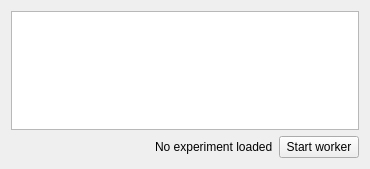
GeneCraft/GeneCraft-Project, file src/genelab/core/ui/widgets/experiments/workerctrl.ui: the form before one commit.
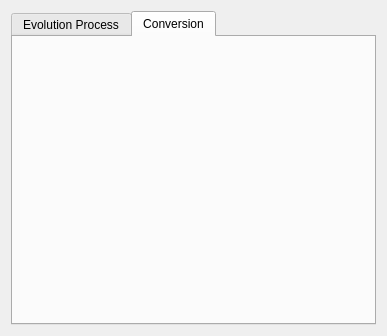
The form after the commit.

Commit message: conversion from an experiment to another one

Patch:
```diff
--- a/src/genelab/core/ui/widgets/experiments/workerctrl.ui
+++ b/src/genelab/core/ui/widgets/experiments/workerctrl.ui
@@ -6,8 +6,8 @@
    <rect>
     <x>0</x>
     <y>0</y>
-    <width>370</width>
-    <height>169</height>
+    <width>387</width>
+    <height>336</height>
    </rect>
   </property>
   <property name="windowTitle">
@@ -15,6 +15,16 @@
   </property>
   <layout class="QVBoxLayout" name="verticalLayout">
    <item>
+    <widget class="QTabWidget" name="tbWorkerType">
+     <property name="currentIndex">
+      <number>1</number>
+     </property>
+     <widget class="QWidget" name="tbSolutions">
+      <attribute name="title">
+       <string>Evolution Process</string>
+      </attribute>
+      <layout class="QVBoxLayout" name="verticalLayout_2">
+       <item>
     <widget class="QTextEdit" name="txtOut"/>
    </item>
    <item>
@@ -47,6 +57,20 @@
       </widget>
      </item>
     </layout>
+       </item>
+      </layout>
+     </widget>
+     <widget class="QWidget" name="tbConversion">
+      <attribute name="title">
+       <string>Conversion</string>
+      </attribute>
+      <layout class="QVBoxLayout" name="verticalLayout_3">
+       <property name="margin">
+        <number>0</number>
+       </property>
+      </layout>
+     </widget>
+    </widget>
    </item>
   </layout>
  </widget>
```
Lines whose indentation alone changed are shown as unchanged. The commit also changes 15 other files.
